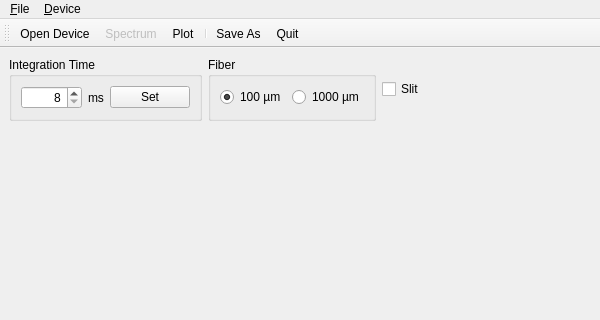
Before: the Qt Designer form spectrometer.ui in GNHua/Ocean-optics-spectrometer, drawn with Qt 5; both pictures show x 0 to 600 and y 0 to 320 of the 600 by 600 pixel window.
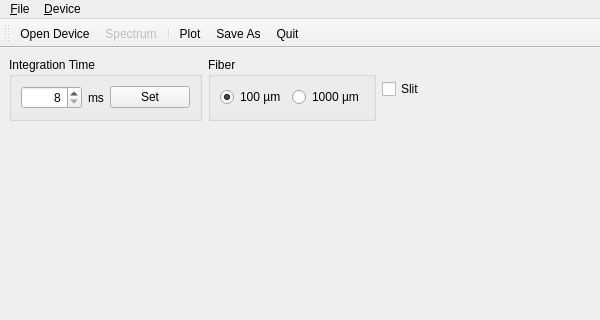
After: the same form once the commit is applied. Icons and pictures are not drawn.

Commit message: move separater on the tool bar

What changed in the file:
```diff
--- a/spectrometer.ui
+++ b/spectrometer.ui
@@ -161,12 +161,12 @@
     <enum>TopToolBarArea</enum>
    </attribute>
    <attribute name="toolBarBreak">
-    <bool>true</bool>
+    <bool>false</bool>
    </attribute>
    <addaction name="actionOpenDev"/>
    <addaction name="actionSpectrum"/>
-   <addaction name="actionPlot"/>
    <addaction name="separator"/>
+   <addaction name="actionPlot"/>
    <addaction name="actionSave"/>
    <addaction name="actionQuit"/>
   </widget>
```
Left out of the diff: 22 changed lines with no effect on the pictures.
